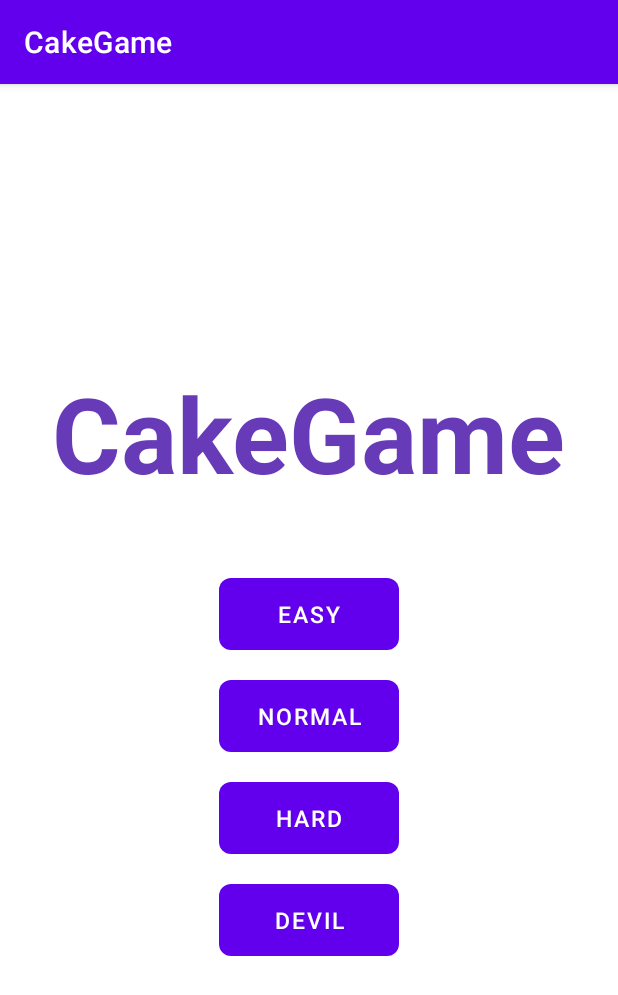
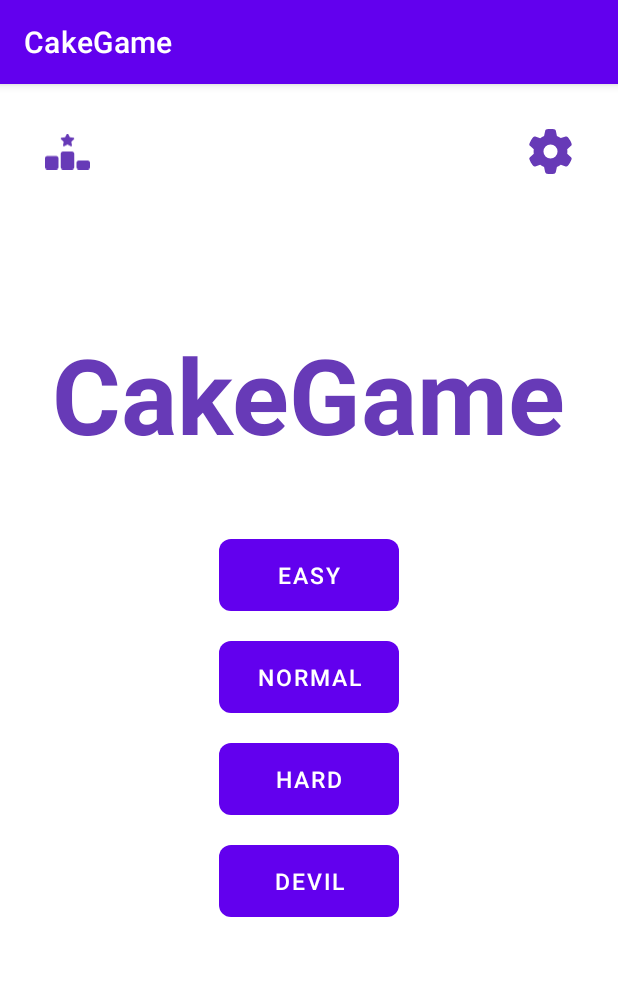
Before and after one commit to clairechien0627/CakeGame, an Android app: the screen it shows after launch (MainActivity), on a phone screen of 412 x 824 dp. Shown: the top 995 px of the screen. Run offline under Robolectric (Android 15) with nearby library versions, the phone set to English and light mode, and no system bars.

Commit message:
加很多跟分數版有關的東西

```diff
--- a/app/src/main/java/com/example/cakegame/MainActivity.java
+++ b/app/src/main/java/com/example/cakegame/MainActivity.java
@@ -2,7 +2,6 @@ package com.example.cakegame;
 
 import android.content.Intent;
 import android.os.Bundle;
-import android.view.*;
 import android.view.animation.*;
 import android.widget.Button;
 
@@ -19,16 +18,14 @@ public class MainActivity extends AppCompatActivity {
 
         soundPlay = new SoundPlay(this);
         Button[] difficulty = new Button[4];
-        difficulty[0] = findViewById(R.id.difficulty1);
-        difficulty[1] = findViewById(R.id.difficulty2);
-        difficulty[2] = findViewById(R.id.difficulty3);
-        difficulty[3] = findViewById(R.id.difficulty4);
+        difficulty[0] = findViewById(R.id.difficulty0);
+        difficulty[1] = findViewById(R.id.difficulty1);
+        difficulty[2] = findViewById(R.id.difficulty2);
+        difficulty[3] = findViewById(R.id.difficulty3);
 
         for (int i = 0; i < 4; i++) {
             final int index = i; // 使用 final 变量保存索引
-            difficulty[i].setOnClickListener(new View.OnClickListener() {
-                @Override
-                public void onClick(View v) {
+            difficulty[i].setOnClickListener(v -> {
                 // 新增一个动画集合
                 AnimationSet animSet = new AnimationSet(true);
 
@@ -64,10 +61,8 @@ public class MainActivity extends AppCompatActivity {
                 soundPlay.getSound("start");
                 Intent intent =  new Intent(MainActivity.this, MainActivity2.class);
                 startActivity(intent);
-                }
             });
         }
-
 
     }
 
--- /dev/null
+++ b/app/src/main/res/drawable/gear_solid.xml
@@ -0,0 +1,9 @@
+<vector xmlns:android="http://schemas.android.com/apk/res/android"
+    android:width="512dp"
+    android:height="512dp"
+    android:viewportWidth="512"
+    android:viewportHeight="512">
+  <path
+      android:fillColor="#FF000000"
+      android:pathData="M495.9,166.6c3.2,8.7 0.5,18.4 -6.4,24.6l-43.3,39.4c1.1,8.3 1.7,16.8 1.7,25.4s-0.6,17.1 -1.7,25.4l43.3,39.4c6.9,6.2 9.6,15.9 6.4,24.6c-4.4,11.9 -9.7,23.3 -15.8,34.3l-4.7,8.1c-6.6,11 -14,21.4 -22.1,31.2c-5.9,7.2 -15.7,9.6 -24.5,6.8l-55.7,-17.7c-13.4,10.3 -28.2,18.9 -44,25.4l-12.5,57.1c-2,9.1 -9,16.3 -18.2,17.8c-13.8,2.3 -28,3.5 -42.5,3.5s-28.7,-1.2 -42.5,-3.5c-9.2,-1.5 -16.2,-8.7 -18.2,-17.8l-12.5,-57.1c-15.8,-6.5 -30.6,-15.1 -44,-25.4L83.1,425.9c-8.8,2.8 -18.6,0.3 -24.5,-6.8c-8.1,-9.8 -15.5,-20.2 -22.1,-31.2l-4.7,-8.1c-6.1,-11 -11.4,-22.4 -15.8,-34.3c-3.2,-8.7 -0.5,-18.4 6.4,-24.6l43.3,-39.4C64.6,273.1 64,264.6 64,256s0.6,-17.1 1.7,-25.4L22.4,191.2c-6.9,-6.2 -9.6,-15.9 -6.4,-24.6c4.4,-11.9 9.7,-23.3 15.8,-34.3l4.7,-8.1c6.6,-11 14,-21.4 22.1,-31.2c5.9,-7.2 15.7,-9.6 24.5,-6.8l55.7,17.7c13.4,-10.3 28.2,-18.9 44,-25.4l12.5,-57.1c2,-9.1 9,-16.3 18.2,-17.8C227.3,1.2 241.5,0 256,0s28.7,1.2 42.5,3.5c9.2,1.5 16.2,8.7 18.2,17.8l12.5,57.1c15.8,6.5 30.6,15.1 44,25.4l55.7,-17.7c8.8,-2.8 18.6,-0.3 24.5,6.8c8.1,9.8 15.5,20.2 22.1,31.2l4.7,8.1c6.1,11 11.4,22.4 15.8,34.3zM256,336a80,80 0,1 0,0 -160,80 80,0 1,0 0,160z"/>
+</vector>
--- /dev/null
+++ b/app/src/main/res/drawable/ranking_star_solid.xml
@@ -0,0 +1,9 @@
+<vector xmlns:android="http://schemas.android.com/apk/res/android"
+    android:width="640dp"
+    android:height="512dp"
+    android:viewportWidth="640"
+    android:viewportHeight="512">
+  <path
+      android:fillColor="#FF000000"
+      android:pathData="M353.8,54.1L330.2,6.3c-3.9,-8.3 -16.1,-8.6 -20.4,0L286.2,54.1l-52.3,7.5c-9.3,1.4 -13.3,12.9 -6.4,19.8l38,37 -9,52.1c-1.4,9.3 8.2,16.5 16.8,12.2l46.9,-24.8 46.6,24.4c8.6,4.3 18.3,-2.9 16.8,-12.2l-9,-52.1 38,-36.6c6.8,-6.8 2.9,-18.3 -6.4,-19.8l-52.3,-7.5zM256,256c-17.7,0 -32,14.3 -32,32L224,480c0,17.7 14.3,32 32,32L384,512c17.7,0 32,-14.3 32,-32L416,288c0,-17.7 -14.3,-32 -32,-32L256,256zM32,320c-17.7,0 -32,14.3 -32,32L0,480c0,17.7 14.3,32 32,32L160,512c17.7,0 32,-14.3 32,-32L192,352c0,-17.7 -14.3,-32 -32,-32L32,320zM448,416v64c0,17.7 14.3,32 32,32L608,512c17.7,0 32,-14.3 32,-32L640,416c0,-17.7 -14.3,-32 -32,-32L480,384c-17.7,0 -32,14.3 -32,32z"/>
+</vector>
--- a/app/src/main/res/layout/activity_main.xml
+++ b/app/src/main/res/layout/activity_main.xml
@@ -5,32 +5,80 @@
     android:id="@+id/main"
     android:layout_width="match_parent"
     android:layout_height="match_parent"
-    android:gravity="center"
+    android:gravity="center_horizontal"
     android:orientation="vertical"
-    android:padding="0dp"
+    android:padding="10dp"
     tools:context=".MainActivity">
+
+    <LinearLayout
+        android:orientation="horizontal"
+        android:layout_width="match_parent"
+        android:layout_height="wrap_content">
+
+        <LinearLayout
+            android:padding="20dp"
+            android:layout_width="0dp"
+            android:layout_height="wrap_content"
+            android:layout_weight="1"
+            android:gravity="start">
+
+            <ImageView
+                android:id="@+id/rank"
+                android:layout_width="30dp"
+                android:layout_height="30dp"
+                android:src="@drawable/ranking_star_solid"
+                app:tint="#673AB7"/>
+
+        </LinearLayout>
+
+        <LinearLayout
+            android:padding="20dp"
+            android:layout_width="0dp"
+            android:layout_height="wrap_content"
+            android:layout_weight="1"
+            android:gravity="end">
+
+            <ImageView
+                android:layout_width="30dp"
+                android:layout_height="30dp"
+                android:src="@drawable/gear_solid"
+                app:tint="#673AB7" />
+        </LinearLayout>
+    </LinearLayout>
 
     <TextView
         android:id="@+id/app_name"
         android:layout_width="wrap_content"
         android:layout_height="wrap_content"
-        android:gravity="center"
         android:text="@string/app_name"
+        android:textStyle="bold"
         android:textColor="#673AB7"
         android:textSize="70sp"
-        android:textStyle="bold" />
-
-
+        android:gravity="center"
+        android:layout_marginTop="80dp"
+        />
 
     <Button
-        android:id="@+id/difficulty1"
+        android:id="@+id/difficulty0"
         android:layout_width="120dp"
         android:layout_height="wrap_content"
         android:layout_marginTop="50dp"
         android:background="@drawable/difficulty_button"
         android:maxLines="1"
         android:text="easy"
-        android:textSize="15sp" />
+        android:textSize="15sp"
+        android:textAllCaps="true"/>
+
+    <Button
+        android:id="@+id/difficulty1"
+        android:layout_width="120dp"
+        android:layout_height="wrap_content"
+        android:layout_marginTop="20dp"
+        android:background="@drawable/difficulty_button"
+        android:maxLines="1"
+        android:text="normal"
+        android:textSize="15sp"
+        android:textAllCaps="true"/>
 
     <Button
         android:id="@+id/difficulty2"
@@ -39,8 +87,9 @@
         android:layout_marginTop="20dp"
         android:background="@drawable/difficulty_button"
         android:maxLines="1"
-        android:text="normal"
-        android:textSize="15sp" />
+        android:text="hard"
+        android:textSize="15sp"
+        android:textAllCaps="true"/>
 
     <Button
         android:id="@+id/difficulty3"
@@ -49,16 +98,7 @@
         android:layout_marginTop="20dp"
         android:background="@drawable/difficulty_button"
         android:maxLines="1"
-        android:text="hard"
-        android:textSize="15sp" />
-
-    <Button
-        android:id="@+id/difficulty4"
-        android:layout_width="120dp"
-        android:layout_height="wrap_content"
-        android:layout_marginTop="20dp"
-        android:background="@drawable/difficulty_button"
-        android:maxLines="1"
         android:text="devil"
-        android:textSize="15sp" />
+        android:textSize="15sp"
+        android:textAllCaps="true"/>
 </LinearLayout>
```
Also changed, not shown: app/src/main/java/com/example/cakegame/CakePane.java (+12 -23 lines), app/src/main/java/com/example/cakegame/MainActivity2.java (+23 -10 lines), app/src/main/java/com/example/cakegame/MainActivity3.java (+60 -23 lines), app/src/main/java/com/example/cakegame/ModeFragment.java (added, +80 -0 lines), app/src/main/java/com/example/cakegame/OrderFragment.java (renamed from app/src/main/java/com/example/cakegame/BottomSheetFragment.java, +10 -12 lines), app/src/main/java/com/example/cakegame/ScoreBoard.java (+55 -22 lines), app/src/main/res/drawable/volume_high_solid.xml (added, +9 -0 lines), app/src/main/res/drawable/volume_xmark_solid.xml (added, +9 -0 lines), app/src/main/res/drawable/xmark_solid.xml (added, +9 -0 lines), app/src/main/res/layout/activity_main3.xml (+55 -10 lines), app/src/main/res/layout/fragement_mode.xml (renamed from app/src/main/res/layout/fragement_bottom_sheet.xml, +18 -4 lines), app/src/main/res/layout/fragement_order.xml (added, +37 -0 lines). Lines whose indentation alone changed are shown as unchanged.
